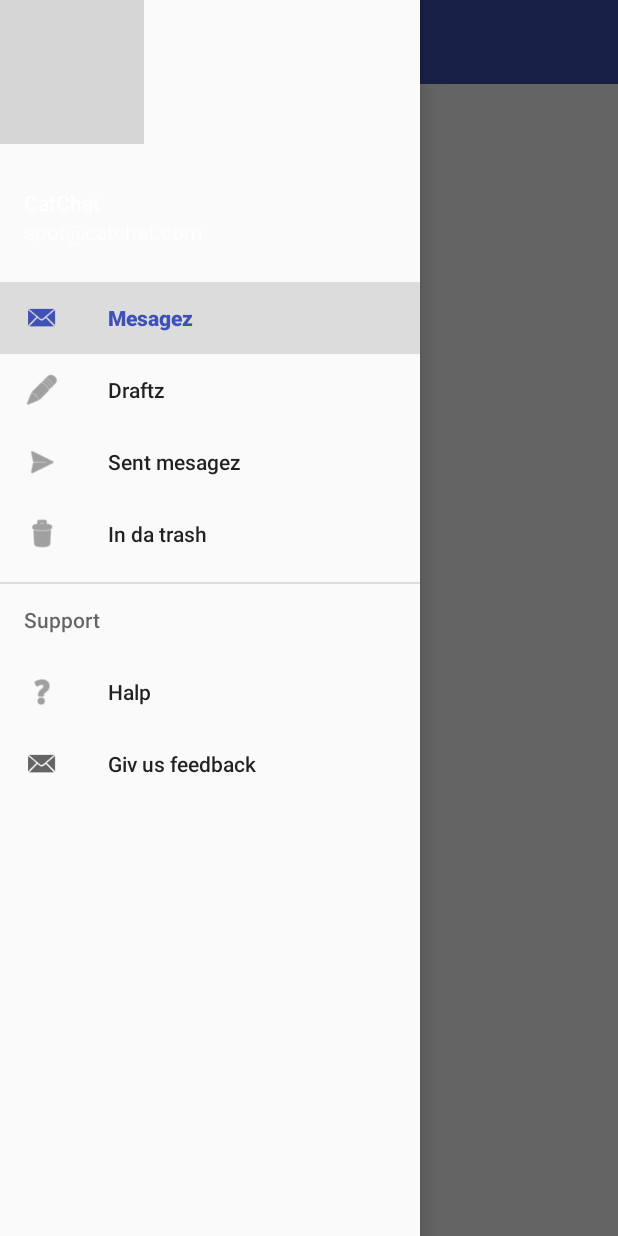
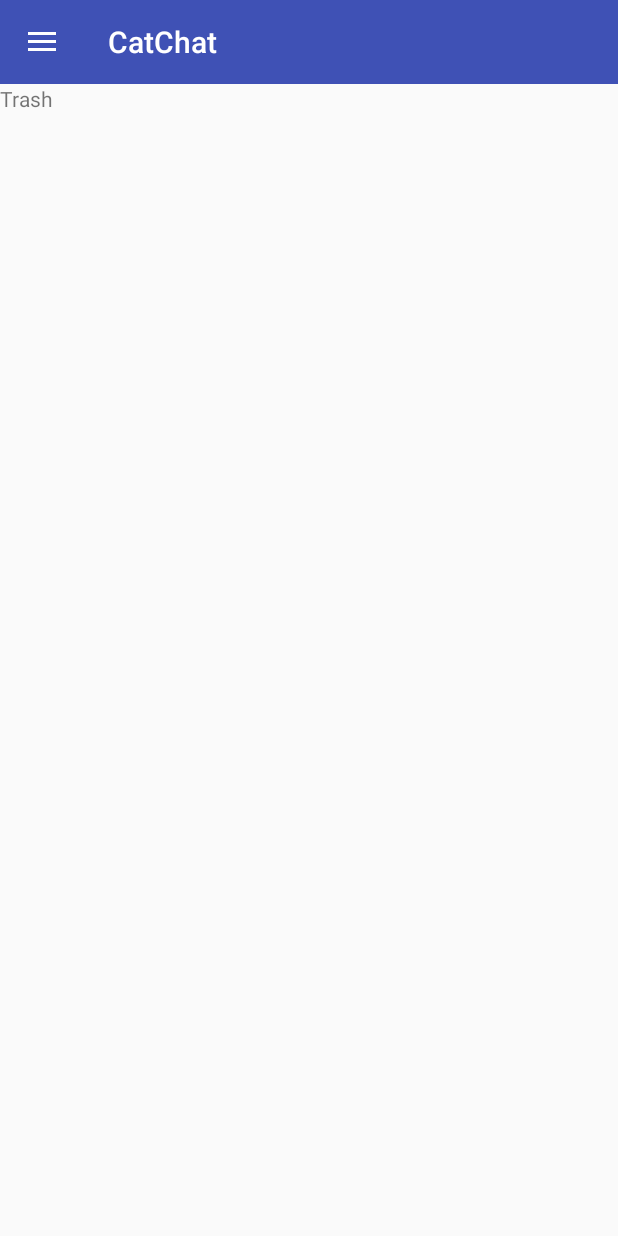
Before and after one commit to HectorES81/HFAD-Ch14-NavDrawers, an Android app: the screen it shows after launch (MainActivity), in the side drawer, after a tap on "In da trash", on a phone screen of 412 x 824 dp. Run offline under Robolectric (Android 15) with nearby library versions, the phone set to English and light mode, and no system bars; grey boxes are pictures that could not be loaded.

Commit message:
Page 618 FINAL

```diff
--- a/app/src/main/java/com/hfad/catchat/MainActivity.java
+++ b/app/src/main/java/com/hfad/catchat/MainActivity.java
@@ -1,13 +1,20 @@
 package com.hfad.catchat;
 
+import android.content.Intent;
+import android.support.design.widget.NavigationView;
 import android.support.v4.app.Fragment;
 import android.support.v4.app.FragmentTransaction;
+import android.support.v4.view.GravityCompat;
+import android.support.v4.widget.DrawerLayout;
+import android.support.v7.app.ActionBarDrawerToggle;
 import android.support.v7.app.AppCompatActivity;
 import android.os.Bundle;
 import android.support.v7.widget.Toolbar;
+import android.view.MenuItem;
+
 import java.util.function.ToLongBiFunction;
 
-public class MainActivity extends AppCompatActivity {
+public class MainActivity extends AppCompatActivity implements NavigationView.OnNavigationItemSelectedListener {
 
     @Override
     protected void onCreate(Bundle savedInstanceState) {
@@ -16,9 +23,68 @@ public class MainActivity extends AppCompatActivity {
         Toolbar toolbar = (Toolbar) findViewById(R.id.toolbar);
         setSupportActionBar(toolbar);
 
+        DrawerLayout drawer = (DrawerLayout) findViewById(R.id.drawer_layout);
+        ActionBarDrawerToggle toggle = new ActionBarDrawerToggle(this,
+                drawer,
+                toolbar,
+                R.string.nav_open_drawer,
+                R.string.nav_close_drawer);
+        drawer.addDrawerListener(toggle);
+        toggle.syncState();
+
+        NavigationView navigationView = (NavigationView) findViewById(R.id.nav_view);
+        navigationView.setNavigationItemSelectedListener(this);
+
         Fragment fragment = new InboxFragment();
         FragmentTransaction ft = getSupportFragmentManager().beginTransaction();
         ft.add(R.id.content_frame, fragment);
         ft.commit();
     }
+
+    @Override
+    public boolean onNavigationItemSelected(MenuItem item) {
+        int id = item.getItemId();
+        Fragment fragment = null;
+        Intent intent = null;
+
+        switch (id) {
+            case R.id.nav_drafts:
+                fragment = new DraftsFragment();
+                break;
+            case R.id.nav_sent:
+                fragment = new SentItemsFragment();
+                break;
+            case R.id.nav_trash:
+                fragment = new TrashFragment();
+                break;
+            case R.id.nav_help:
+                intent = new Intent(this, HelpActivity.class);
+                break;
+            case R.id.nav_feedback:
+                intent = new Intent(this, FeedbackActivity.class);
+                break;
+            default:
+                fragment = new InboxFragment();
+        }
+        if(fragment != null) {
+            FragmentTransaction ft = getSupportFragmentManager().beginTransaction();
+            ft.replace(R.id.content_frame, fragment);
+            ft.commit();
+        } else {
+            startActivity(intent);
+        }
+
+        DrawerLayout drawer = (DrawerLayout) findViewById(R.id.drawer_layout);
+        drawer.closeDrawer(GravityCompat.START);
+        return true;
+    }
+    @Override
+    public void onBackPressed() {
+        DrawerLayout drawerLayout = (DrawerLayout) findViewById(R.id.drawer_layout);
+        if(drawerLayout.isDrawerOpen(GravityCompat.START)) {
+            drawerLayout.closeDrawer(GravityCompat.START);
+        } else {
+            super.onBackPressed();
+        }
+    }
 }
--- a/app/src/main/res/values/strings.xml
+++ b/app/src/main/res/values/strings.xml
@@ -10,4 +10,6 @@
     <string name="nav_help">Halp</string>
     <string name="nav_feedback">Giv us feedback</string>
     <string name="nav_sent">Sent mesagez</string>
+    <string name="nav_open_drawer">Open navigation drawer</string>
+    <string name="nav_close_drawer">Close navigation drawer</string>
 </resources>
```
